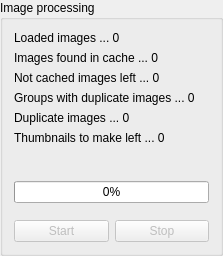
Old version of the form doppelganger/resources/ui/processinggroupbox.ui in the repository max-dw-i/myfyrio.
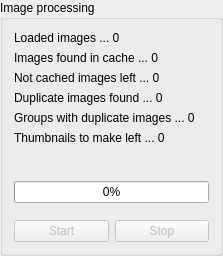
New version of the form.

Commit message: Reimplement function 'image_grouping' as generator

The edit to the form file:
```diff
--- a/doppelganger/resources/ui/processinggroupbox.ui
+++ b/doppelganger/resources/ui/processinggroupbox.ui
@@ -83,6 +83,16 @@
         </property>
        </widget>
       </item>
+      <item>
+       <widget class="QLabel" name="duplicatesLbl">
+        <property name="text">
+         <string>Duplicate images found ... 0</string>
+        </property>
+        <property name="alias" stdset="0">
+         <string>duplicates</string>
+        </property>
+       </widget>
+      </item>
       <item>
        <widget class="QLabel" name="dupGroupLbl">
         <property name="minimumSize">
@@ -105,16 +115,6 @@
         </property>
        </widget>
       </item>
-      <item>
-       <widget class="QLabel" name="duplicatesLbl">
-        <property name="text">
-         <string>Duplicate images ... 0</string>
-        </property>
-        <property name="alias" stdset="0">
-         <string>duplicates</string>
-        </property>
-       </widget>
-      </item>
       <item>
        <widget class="QLabel" name="thumbnailsLbl">
         <property name="text">
```
The commit also changes 4 other files.
